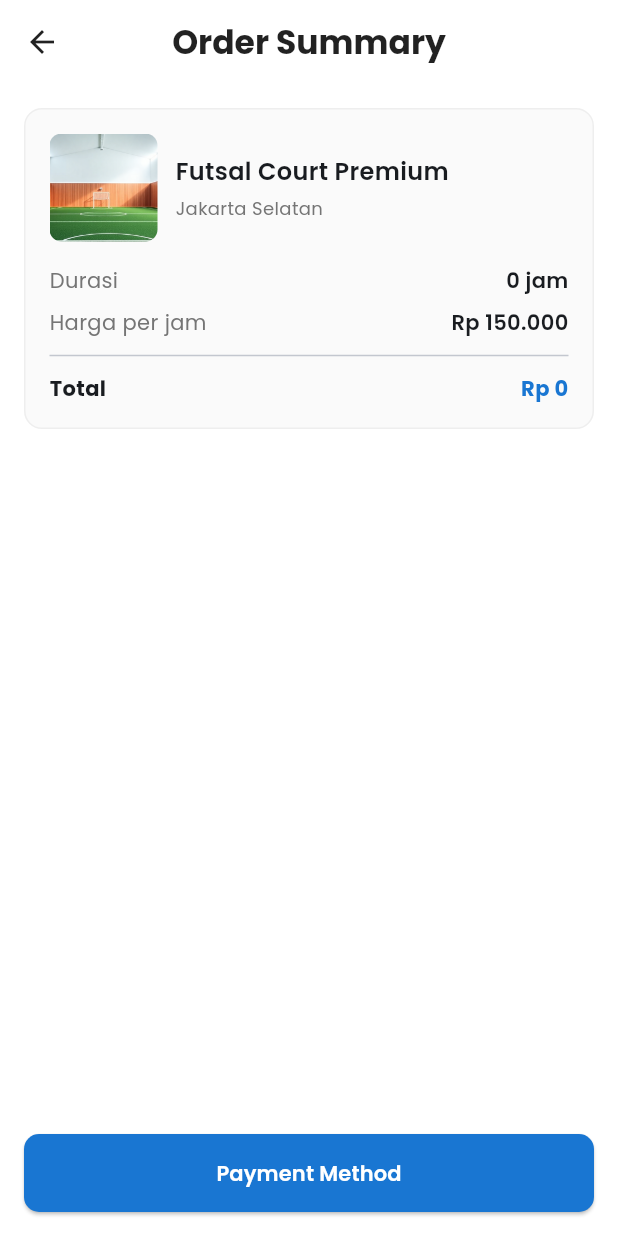
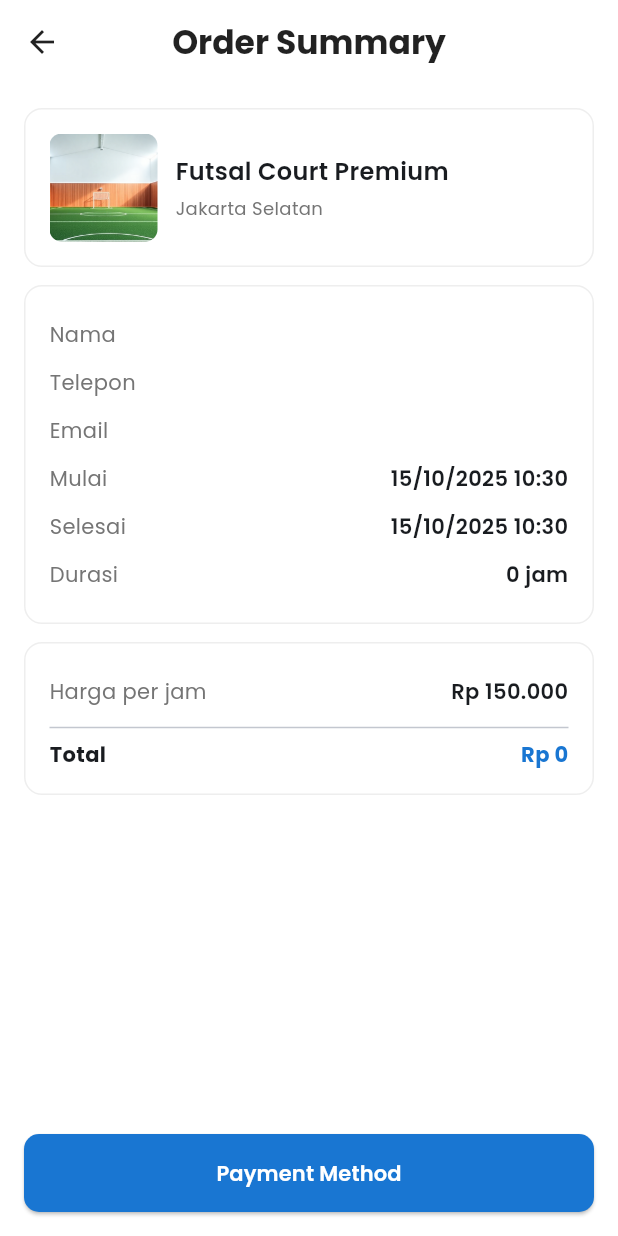
Before and after one commit to apipcode/property-rent, a Flutter app: the OrderSummaryPage screen opened directly with sample values from the repository, on a phone screen of 412 x 824 dp. Run offline on Flutter 3.47's test engine with Material 3 defaults, Android fonts, the phone set to English and light mode, and no system bars; our stand-ins replace google_fonts.

Commit message:
feat(flow): restore BookingForm (nama/telepon/tanggal) -> OrderSummary -> Payment -> QRIS; propagate customer & schedule to payment; create booking on Have Paid

```diff
--- a/lib/pages/order_summary_page.dart
+++ b/lib/pages/order_summary_page.dart
@@ -7,12 +7,24 @@ class OrderSummaryPage extends StatelessWidget {
   final Property property;
   final int durationHours;
   final double totalPrice;
+  final String customerName;
+  final String customerEmail;
+  final String customerPhone;
+  final DateTime startDateTime;
+  final DateTime endDateTime;
+  final String? notes;
 
   const OrderSummaryPage({
     super.key,
     required this.property,
     required this.durationHours,
     required this.totalPrice,
+    required this.customerName,
+    required this.customerEmail,
+    required this.customerPhone,
+    required this.startDateTime,
+    required this.endDateTime,
+    this.notes,
   });
 
   @override
@@ -34,17 +46,8 @@ class OrderSummaryPage extends StatelessWidget {
         child: Column(
           crossAxisAlignment: CrossAxisAlignment.start,
           children: [
-            Container(
-              padding: const EdgeInsets.all(16),
-              decoration: BoxDecoration(
-                color: Colors.grey[50],
-                borderRadius: BorderRadius.circular(12),
-                border: Border.all(color: Colors.grey[200]!),
-              ),
-              child: Column(
-                crossAxisAlignment: CrossAxisAlignment.start,
-                children: [
-                  Row(
+            _card(
+              child: Row(
                 children: [
                   ClipRRect(
                     borderRadius: BorderRadius.circular(8),
@@ -69,28 +72,32 @@ class OrderSummaryPage extends StatelessWidget {
                   ),
                 ],
               ),
-                  const SizedBox(height: 16),
-                  Row(
-                    mainAxisAlignment: MainAxisAlignment.spaceBetween,
+            ),
+            const SizedBox(height: 12),
+            _card(
+              child: Column(
                 children: [
-                      Text('Durasi', style: GoogleFonts.poppins(color: Colors.grey[600])),
-                      Text('$durationHours jam', style: GoogleFonts.poppins(fontWeight: FontWeight.w600)),
+                  _row('Nama', customerName),
+                  _row('Telepon', customerPhone),
+                  _row('Email', customerEmail),
+                  _row('Mulai', _fmtDate(startDateTime) + ' ${_fmtTime(startDateTime)}'),
+                  _row('Selesai', _fmtDate(endDateTime) + ' ${_fmtTime(endDateTime)}'),
+                  _row('Durasi', '$durationHours jam'),
+                  if (notes != null && notes!.isNotEmpty) _row('Catatan', notes!),
                 ],
               ),
-                  const SizedBox(height: 8),
-                  Row(
-                    mainAxisAlignment: MainAxisAlignment.spaceBetween,
+            ),
+            const SizedBox(height: 12),
+            _card(
+              child: Column(
                 children: [
-                      Text('Harga per jam', style: GoogleFonts.poppins(color: Colors.grey[600])),
-                      Text('Rp ${property.price.toStringAsFixed(0).replaceAllMapped(RegExp(r'(\d{1,3})(?=(\d{3})+(?!\d))'), (m) => '${m[1]}.')}', style: GoogleFonts.poppins(fontWeight: FontWeight.w600)),
-                    ],
-                  ),
-                  const Divider(height: 24),
+                  _row('Harga per jam', _rp(property.price)),
+                  const Divider(),
                   Row(
                     mainAxisAlignment: MainAxisAlignment.spaceBetween,
                     children: [
                       Text('Total', style: GoogleFonts.poppins(fontWeight: FontWeight.w700)),
-                      Text('Rp ${totalPrice.toStringAsFixed(0).replaceAllMapped(RegExp(r'(\d{1,3})(?=(\d{3})+(?!\d))'), (m) => '${m[1]}.')}', style: GoogleFonts.poppins(fontWeight: FontWeight.w700, color: Colors.blue[700])),
+                      Text(_rp(totalPrice), style: GoogleFonts.poppins(fontWeight: FontWeight.w700, color: Colors.blue[700])),
                     ],
                   ),
                 ],
@@ -108,6 +115,12 @@ class OrderSummaryPage extends StatelessWidget {
                         property: property,
                         durationHours: durationHours,
                         totalPrice: totalPrice,
+                        customerName: customerName,
+                        customerEmail: customerEmail,
+                        customerPhone: customerPhone,
+                        startDateTime: startDateTime,
+                        endDateTime: endDateTime,
+                        notes: notes,
                       ),
                     ),
                   );
@@ -126,4 +139,36 @@ class OrderSummaryPage extends StatelessWidget {
       ),
     );
   }
+
+  Widget _card({required Widget child}) {
+    return Container(
+      width: double.infinity,
+      padding: const EdgeInsets.all(16),
+      decoration: BoxDecoration(
+        color: Colors.white,
+        borderRadius: BorderRadius.circular(12),
+        border: Border.all(color: Colors.grey[200]!),
+      ),
+      child: child,
+    );
   }
+
+  Widget _row(String label, String value) {
+    return Padding(
+      padding: const EdgeInsets.symmetric(vertical: 6),
+      child: Row(
+        mainAxisAlignment: MainAxisAlignment.spaceBetween,
+        children: [
+          Text(label, style: GoogleFonts.poppins(color: Colors.grey[600])),
+          Flexible(
+            child: Text(value, textAlign: TextAlign.right, style: GoogleFonts.poppins(fontWeight: FontWeight.w600)),
+          ),
+        ],
+      ),
+    );
+  }
+
+  String _rp(double n) => 'Rp ${n.toStringAsFixed(0).replaceAllMapped(RegExp(r'(\d{1,3})(?=(\d{3})+(?!\d))'), (m) => '${m[1]}.')}';
+  String _fmtDate(DateTime d) => '${d.day}/${d.month}/${d.year}';
+  String _fmtTime(DateTime d) => '${d.hour.toString().padLeft(2, '0')}:${d.minute.toString().padLeft(2, '0')}';
+}
--- a/lib/pages/property_detail_page.dart
+++ b/lib/pages/property_detail_page.dart
@@ -1,7 +1,7 @@
 import 'package:flutter/material.dart';
 import 'package:google_fonts/google_fonts.dart';
 import '../models/property.dart';
-import 'duration_page.dart';
+import 'booking_form_page.dart';
 
 class PropertyDetailPage extends StatefulWidget {
   final Property property;
@@ -50,7 +50,6 @@ class _PropertyDetailPageState extends State<PropertyDetailPage> {
                 child: IconButton(
                   icon: const Icon(Icons.favorite_border, color: Colors.white),
                   onPressed: () {
-                    // TODO: Implement favorite functionality
                     ScaffoldMessenger.of(context).showSnackBar(
                       const SnackBar(content: Text('Fitur favorit akan segera hadir!')),
                     );
@@ -428,7 +427,7 @@ class _PropertyDetailPageState extends State<PropertyDetailPage> {
                     Navigator.push(
                       context,
                       MaterialPageRoute(
-                        builder: (context) => DurationPage(property: widget.property),
+                        builder: (context) => BookingFormPage(property: widget.property),
                       ),
                     );
                   }
```
Also changed, not shown: lib/pages/booking_form_page.dart (+15 -25 lines), lib/pages/payment_method_page.dart (+18 -0 lines), lib/pages/qris_payment_page.dart (+18 -8 lines). Lines whose indentation alone changed are shown as unchanged.
